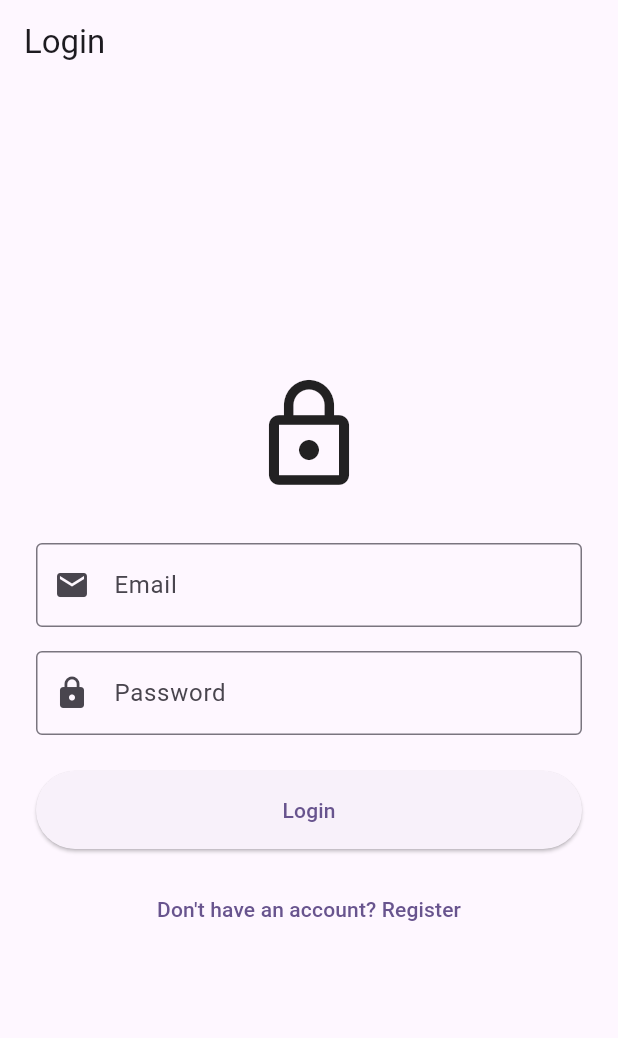
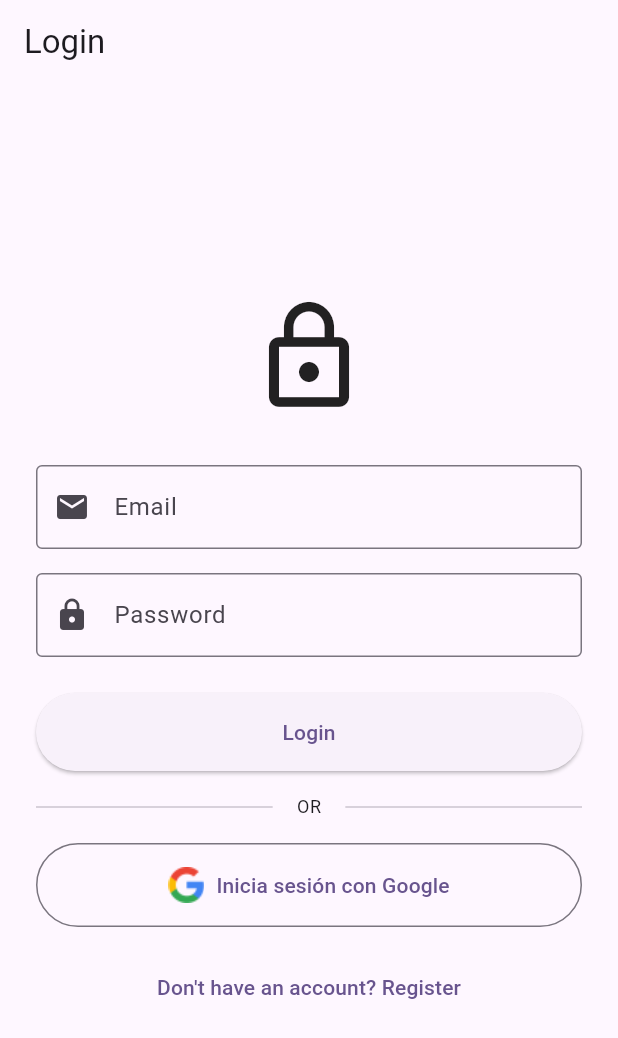
Before and after one commit to ricardocotillo/proplay, a Flutter app: the screen it shows after launch, on a phone screen of 412 x 824 dp. Shown: the top 1038 px of the screen. Run offline on Flutter 3.47's test engine with Material 3 defaults, Android fonts, the phone set to English and light mode, and no system bars; our stand-ins replace bloc, cached_network_image, cloud_firestore, equatable, firebase_auth, firebase_core and 5 more; accounts and stored records are empty.

Commit message:
feat: add Google sign-in button and handler to login screen

```diff
--- a/lib/screens/login_screen.dart
+++ b/lib/screens/login_screen.dart
@@ -35,6 +35,12 @@ class _LoginScreenState extends State<LoginScreen> {
             password: _passwordController.text,
           ),
         );
+  }
+
+  void _signInWithGoogle() {
+    context.read<AuthBloc>().add(
+      const AuthGoogleSignInRequested(),
+    );
   }
 
   @override
@@ -125,6 +131,33 @@ class _LoginScreenState extends State<LoginScreen> {
                           : const Text('Login'),
                     ),
                     const SizedBox(height: 16),
+                    Row(
+                      children: [
+                        Expanded(child: Divider()),
+                        Padding(
+                          padding: const EdgeInsets.symmetric(horizontal: 16),
+                          child: Text(
+                            'OR',
+                            style: Theme.of(context).textTheme.bodySmall,
+                          ),
+                        ),
+                        Expanded(child: Divider()),
+                      ],
+                    ),
+                    const SizedBox(height: 16),
+                    OutlinedButton.icon(
+                      onPressed: isLoading ? null : _signInWithGoogle,
+                      style: OutlinedButton.styleFrom(
+                        padding: const EdgeInsets.symmetric(vertical: 16),
+                      ),
+                      icon: Image.asset(
+                        'assets/google.png',
+                        height: 24,
+                        width: 24,
+                      ),
+                      label: const Text('Inicia sesión con Google'),
+                    ),
+                    const SizedBox(height: 16),
                     TextButton(
                       onPressed: isLoading
                           ? null
```
